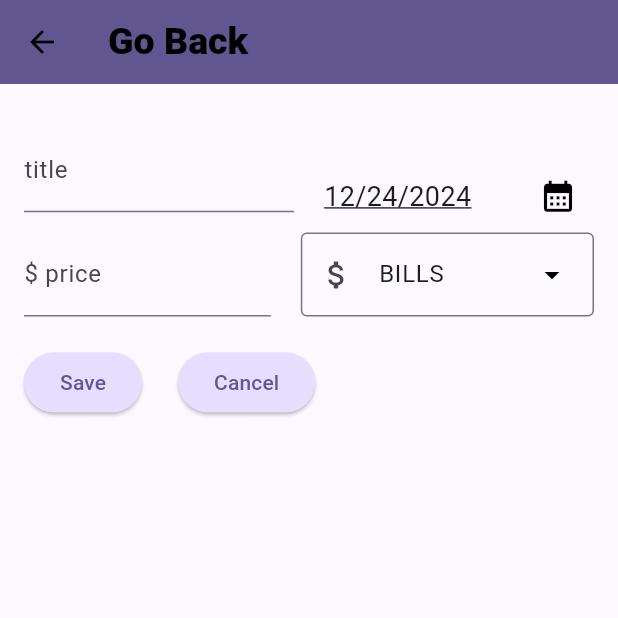
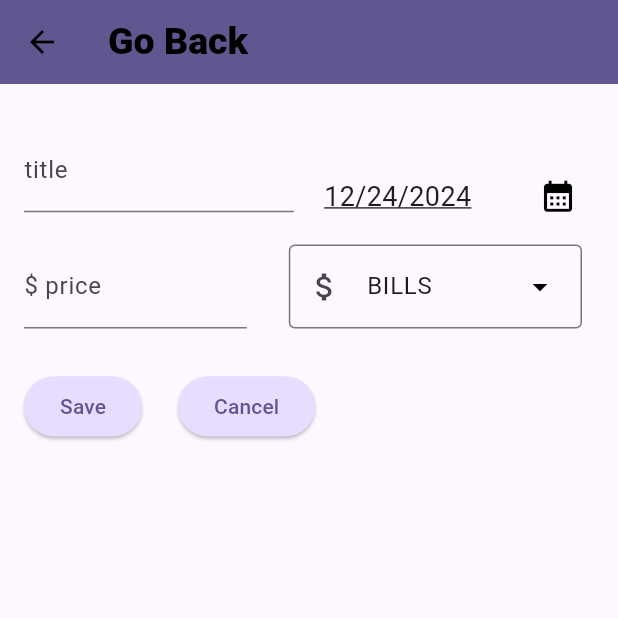
Before and after one commit to SAMAD-KHAN03/flutter_expense_tracker, a Flutter app: the ScheduleExpense screen opened directly, after a tap on the "add" icon, on a phone screen of 412 x 824 dp, the top half of it. Run offline on Flutter 3.47's test engine with Material 3 defaults, Android fonts, the phone set to English and light mode, and no system bars; our stand-ins replace cloud_firestore, firebase_auth, firebase_core, firebase_storage, flutter_riverpod, google_sign_in and 2 more; accounts and stored records are empty.

Commit message:
till here

```diff
--- a/lib/screens/add_expense_screen.dart
+++ b/lib/screens/add_expense_screen.dart
@@ -4,7 +4,8 @@ import 'package:my_expenses/models/expense.dart';
 import 'package:my_expenses/providers/expense_list_provider.dart';
 
 class AddExpenseScreen extends ConsumerStatefulWidget {
-  const AddExpenseScreen({super.key});
+  bool isScheduled;
+  AddExpenseScreen({super.key, required this.isScheduled});
 
   @override
   ConsumerState<AddExpenseScreen> createState() => _AddExpenseScreenState();
@@ -21,6 +22,7 @@ class _AddExpenseScreenState extends ConsumerState<AddExpenseScreen> {
   }
 
   var _pickedDate = DateTime.now();
+  var _currentDate = DateTime.now();
   var _selectedCategory = Category.bills;
 
   void _openDatePicker(BuildContext context) async {
@@ -63,7 +65,8 @@ class _AddExpenseScreenState extends ConsumerState<AddExpenseScreen> {
                   ),
                 ),
                 const SizedBox(width: 20),
-                Expanded(
+                widget.isScheduled
+                    ? Expanded(
                         child: Padding(
                           padding: const EdgeInsets.fromLTRB(0, 35, 0, 0),
                           child: Row(
@@ -86,7 +89,8 @@ class _AddExpenseScreenState extends ConsumerState<AddExpenseScreen> {
                             ],
                           ),
                         ),
-                ),
+                      )
+                    : Text(''),
               ],
             ),
             Row(
@@ -100,7 +104,9 @@ class _AddExpenseScreenState extends ConsumerState<AddExpenseScreen> {
                   ),
                 ),
                 const SizedBox(width: 20),
-                DropdownMenu<Category>(
+                Padding(
+                  padding: const EdgeInsets.all(8.0),
+                  child: DropdownMenu<Category>(
                     initialSelection: _selectedCategory,
                     onSelected: (value) {
                       setState(() {
@@ -115,6 +121,7 @@ class _AddExpenseScreenState extends ConsumerState<AddExpenseScreen> {
                         label: individualCategory.name.toUpperCase(),
                       );
                     }).toList(),
+                  ),
                 ),
               ],
             ),
@@ -133,7 +140,8 @@ class _AddExpenseScreenState extends ConsumerState<AddExpenseScreen> {
                           title.text,
                           _selectedCategory,
                           double.tryParse(price.text)!,
-                          _pickedDate,
+                          DateTime.now(),
+                          widget.isScheduled ? _pickedDate : DateTime.now(),
                         );
                     price.clear();
                     title.clear();
--- a/lib/screens/scheduleExpense.dart
+++ b/lib/screens/scheduleExpense.dart
@@ -29,7 +29,7 @@ class _ScheduleExpenses extends ConsumerState<ScheduleExpense> {
       floatingActionButton: FloatingActionButton(
         onPressed: () {
           Navigator.of(context).push(
-            SlideTransitionUtil.slideTransition(const AddExpenseScreen()),
+            SlideTransitionUtil.slideTransition( AddExpenseScreen(isScheduled: true,)),
           );
         },
         child: const Icon(Icons.add),
```
Also changed, not shown: lib/providers/expense_list_provider.dart (+12 -7 lines), lib/screens/expense_screen.dart (+10 -6 lines), lib/screens/home_screen.dart (+7 -3 lines). Lines whose indentation alone changed are shown as unchanged.
